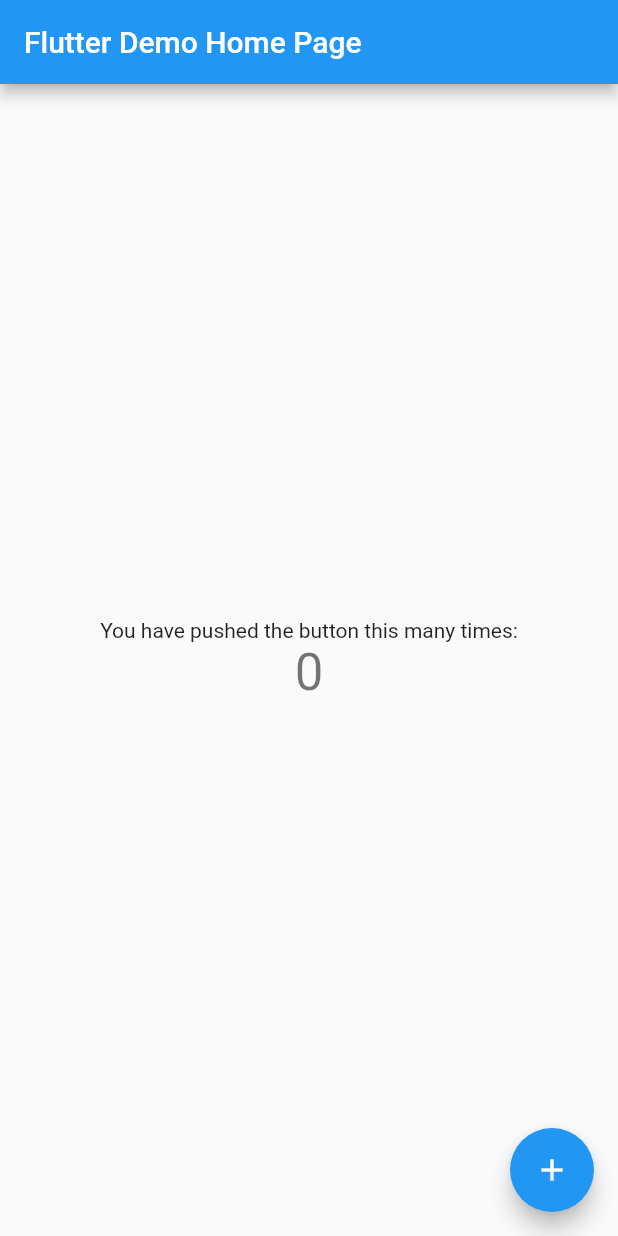
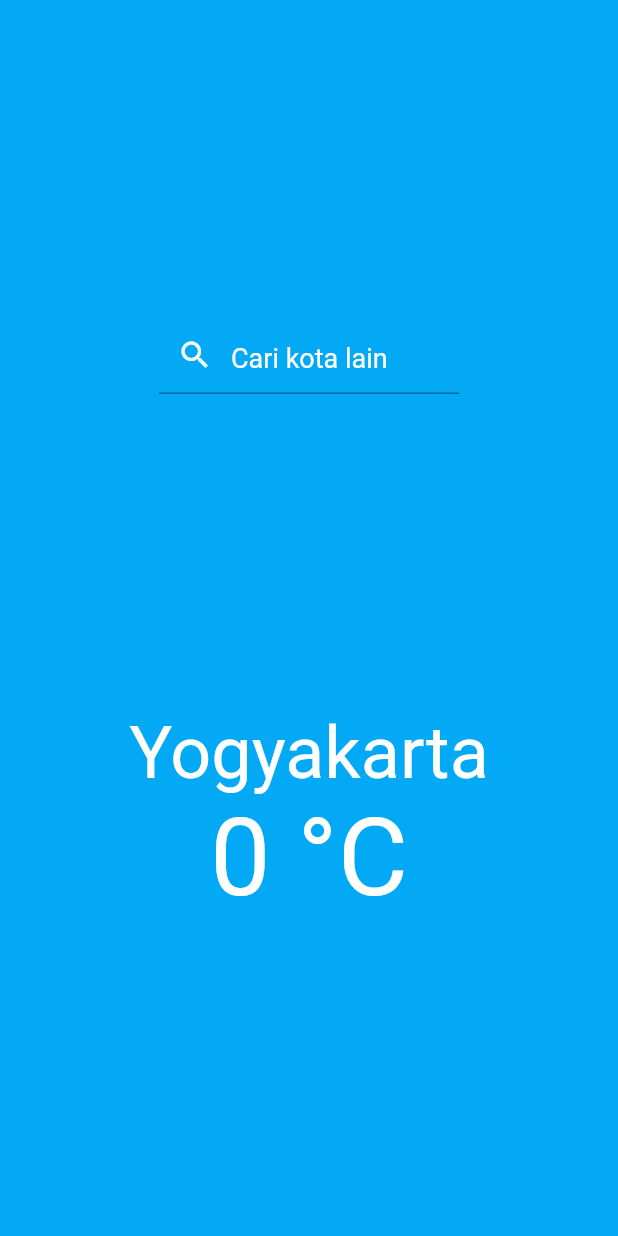
Before and after one commit to defasta/weather-app, a Flutter app: the screen it shows after launch, on a phone screen of 412 x 824 dp. Run offline on Flutter 3.47's test engine with Material 2 defaults, Android fonts, the phone set to English and light mode, and no system bars.

Commit message:
add main screen layout

```diff
--- a/lib/main.dart
+++ b/lib/main.dart
@@ -1,115 +1,64 @@
 import 'package:flutter/material.dart';
 
 void main() {
-  runApp(const MyApp());
+  runApp(const VolantisWeatherApp());
 }
 
-class MyApp extends StatelessWidget {
-  const MyApp({Key? key}) : super(key: key);
+class VolantisWeatherApp extends StatefulWidget {
+  const VolantisWeatherApp({Key? key}) : super(key: key);
 
-  // This widget is the root of your application.
+  @override
+  State<VolantisWeatherApp> createState() => _VolantisWeatherAppState();
+}
+
+class _VolantisWeatherAppState extends State<VolantisWeatherApp> {
+  String location = "Yogyakarta";
+  int temperature = 0;
   @override
   Widget build(BuildContext context) {
     return MaterialApp(
-      title: 'Flutter Demo',
-      theme: ThemeData(
-        // This is the theme of your application.
-        //
-        // Try running your application with "flutter run". You'll see the
-        // application has a blue toolbar. Then, without quitting the app, try
-        // changing the primarySwatch below to Colors.green and then invoke
-        // "hot reload" (press "r" in the console where you ran "flutter run",
-        // or simply save your changes to "hot reload" in a Flutter IDE).
-        // Notice that the counter didn't reset back to zero; the application
-        // is not restarted.
-        primarySwatch: Colors.blue,
+      home: Container(
+        child: Scaffold(
+          backgroundColor: Colors.lightBlue,
+          body: Column(
+            mainAxisAlignment: MainAxisAlignment.spaceEvenly,
+            crossAxisAlignment: CrossAxisAlignment.center,
+            children: <Widget>[
+              Column(
+                children: <Widget>[
+                  Container(
+                    width: 200,
+                    child: TextField(
+                      style: TextStyle(color: Colors.white, fontSize: 24),
+                      decoration: InputDecoration(
+                        hintText: "Cari kota lain",
+                        hintStyle: TextStyle(color: Colors.white, fontSize: 18.0),
+                        prefixIcon: Icon(Icons.search, color: Colors.white)
                       ),
-      home: const MyHomePage(title: 'Flutter Demo Home Page'),
-    );
-  }
-}
-
-class MyHomePage extends StatefulWidget {
-  const MyHomePage({Key? key, required this.title}) : super(key: key);
-
-  // This widget is the home page of your application. It is stateful, meaning
-  // that it has a State object (defined below) that contains fields that affect
-  // how it looks.
-
-  // This class is the configuration for the state. It holds the values (in this
-  // case the title) provided by the parent (in this case the App widget) and
-  // used by the build method of the State. Fields in a Widget subclass are
-  // always marked "final".
-
-  final String title;
-
-  @override
-  State<MyHomePage> createState() => _MyHomePageState();
-}
-
-class _MyHomePageState extends State<MyHomePage> {
-  int _counter = 0;
-
-  void _incrementCounter() {
-    setState(() {
-      // This call to setState tells the Flutter framework that something has
-      // changed in this State, which causes it to rerun the build method below
-      // so that the display can reflect the updated values. If we changed
-      // _counter without calling setState(), then the build method would not be
-      // called again, and so nothing would appear to happen.
-      _counter++;
-    });
-  }
-
-  @override
-  Widget build(BuildContext context) {
-    // This method is rerun every time setState is called, for instance as done
-    // by the _incrementCounter method above.
-    //
-    // The Flutter framework has been optimized to make rerunning build methods
-    // fast, so that you can just rebuild anything that needs updating rather
-    // than having to individually change instances of widgets.
-    return Scaffold(
-      appBar: AppBar(
-        // Here we take the value from the MyHomePage object that was created by
-        // the App.build method, and use it to set our appbar title.
-        title: Text(widget.title),
                     ),
-      body: Center(
-        // Center is a layout widget. It takes a single child and positions it
-        // in the middle of the parent.
-        child: Column(
-          // Column is also a layout widget. It takes a list of children and
-          // arranges them vertically. By default, it sizes itself to fit its
-          // children horizontally, and tries to be as tall as its parent.
-          //
-          // Invoke "debug painting" (press "p" in the console, choose the
-          // "Toggle Debug Paint" action from the Flutter Inspector in Android
-          // Studio, or the "Toggle Debug Paint" command in Visual Studio Code)
-          // to see the wireframe for each widget.
-          //
-          // Column has various properties to control how it sizes itself and
-          // how it positions its children. Here we use mainAxisAlignment to
-          // center the children vertically; the main axis here is the vertical
-          // axis because Columns are vertical (the cross axis would be
-          // horizontal).
-          mainAxisAlignment: MainAxisAlignment.center,
+                  )
+                ],
+              ),
+              Column(
                 children: <Widget>[
-            const Text(
-              'You have pushed the button this many times:',
+                  Center(
+                    child: Text(
+                      location,
+                      style: TextStyle(color: Colors.white, fontSize: 48.0),
                     ),
-            Text(
-              '$_counter',
-              style: Theme.of(context).textTheme.headline4,
+                  ),
+                  Center(
+                    child: Text(
+                      temperature.toString() +' °C',
+                      style: TextStyle(color: Colors.white, fontSize: 72.0),
+                    ),
+                  ),
+                ],
               ),
             ],
           ),
         ),
-      floatingActionButton: FloatingActionButton(
-        onPressed: _incrementCounter,
-        tooltip: 'Increment',
-        child: const Icon(Icons.add),
-      ), // This trailing comma makes auto-formatting nicer for build methods.
+      ),
     );
   }
 }
```
Also changed, not shown: 1 other file. Lines whose indentation alone changed are shown as unchanged.
